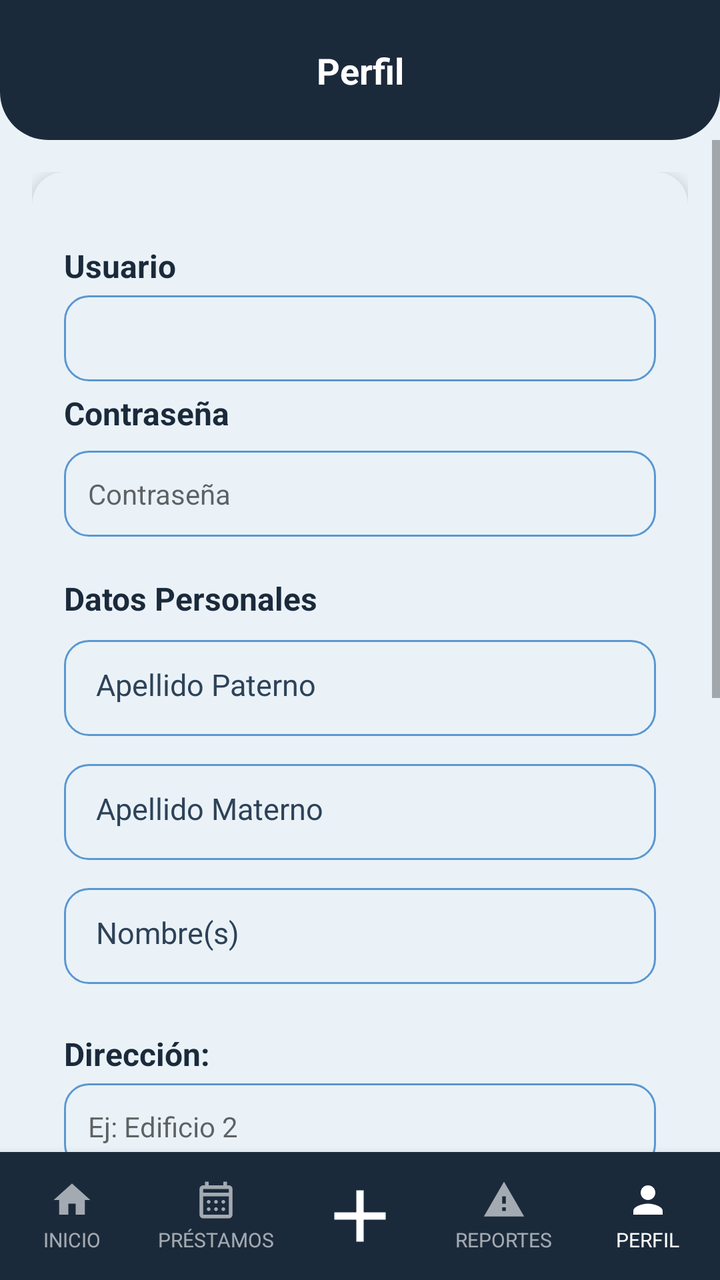
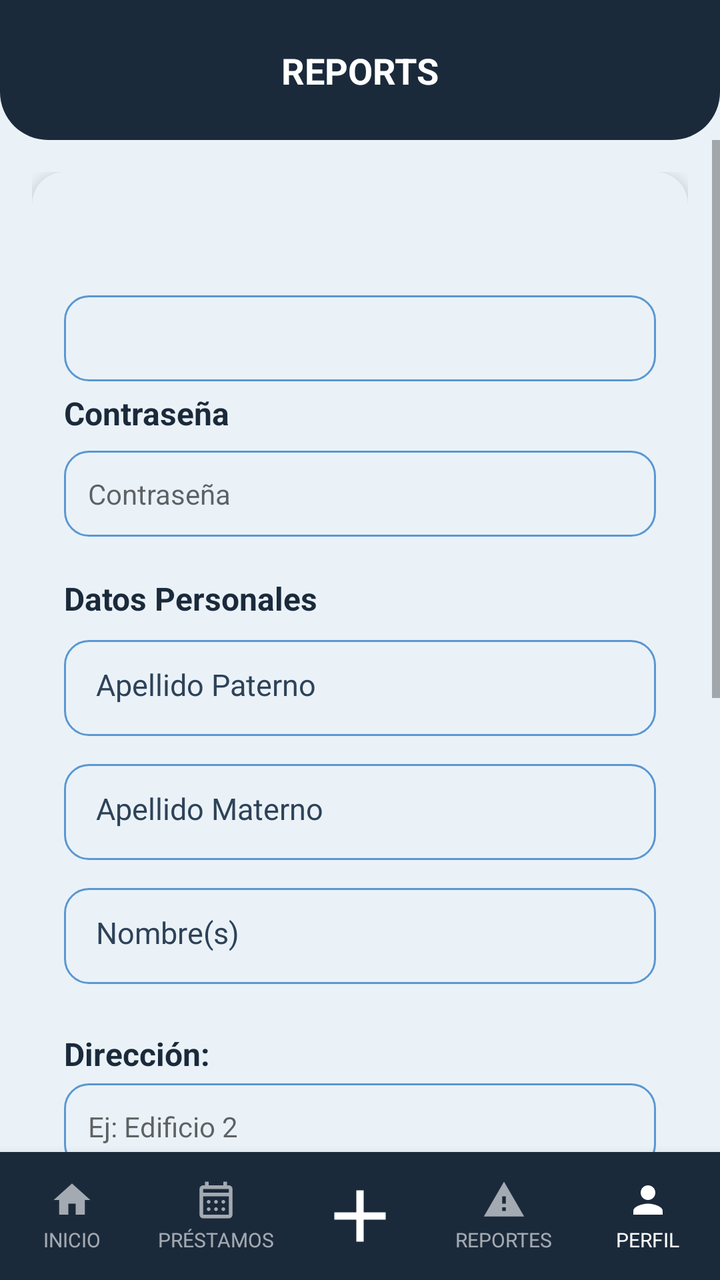

Screens rendered from an Android XML layout before and after an edit, with the pre-edit source and the edit as a unified diff.
<!-- AndroidManifest.xml: application theme Theme.YipShare -->
<!-- res/layout/activity_perfil.xml -->
<?xml version="1.0" encoding="utf-8"?>
<androidx.constraintlayout.widget.ConstraintLayout
    xmlns:android="http://schemas.android.com/apk/res/android"
    xmlns:app="http://schemas.android.com/apk/res-auto"
    xmlns:tools="http://schemas.android.com/tools"
    android:id="@+id/main"
    android:layout_width="match_parent"
    android:layout_height="match_parent"
    android:background="@color/fondo_pantalla">

    <View
        android:id="@+id/bg_header"
        android:layout_width="0dp"
        android:layout_height="0dp"
        android:background="@drawable/bg_header"
        app:layout_constraintTop_toTopOf="parent"
        app:layout_constraintStart_toStartOf="parent"
        app:layout_constraintEnd_toEndOf="parent"
        app:layout_constraintBottom_toBottomOf="@id/guideline_header" />

    <androidx.constraintlayout.widget.Guideline
        android:id="@+id/guideline_header"
        android:layout_width="wrap_content"
        android:layout_height="wrap_content"
        android:orientation="horizontal"
        app:layout_constraintGuide_begin="70dp" />

    <androidx.constraintlayout.widget.Guideline
        android:id="@+id/guideline_status"
        android:layout_width="wrap_content"
        android:layout_height="wrap_content"
        android:orientation="horizontal"
        app:layout_constraintGuide_begin="0dp" />

    <TextView
        android:id="@+id/tv_titulo_pantalla"
        android:layout_width="0dp"
        android:layout_height="wrap_content"
        android:text="Perfil"
        android:textAlignment="center"
        android:textColor="@android:color/white"
        android:textStyle="bold"
        android:textSize="18sp"
        android:gravity="center"
        app:layout_constraintTop_toBottomOf="@id/guideline_status"
        app:layout_constraintBottom_toTopOf="@id/guideline_header"
        app:layout_constraintStart_toStartOf="parent"
        app:layout_constraintEnd_toEndOf="parent" />


    <ScrollView
        android:layout_width="0dp"
        android:layout_height="0dp"
        app:layout_constraintTop_toBottomOf="@id/guideline_header"
        app:layout_constraintStart_toStartOf="parent"
        app:layout_constraintEnd_toEndOf="parent"
        app:layout_constraintBottom_toTopOf="@id/bottom_nav">

        <androidx.constraintlayout.widget.ConstraintLayout
            android:layout_width="match_parent"
            android:layout_height="wrap_content"
            android:padding="16dp">

            <androidx.cardview.widget.CardView
                android:id="@+id/card_perfil"
                android:layout_width="0dp"
                android:layout_height="wrap_content"
                app:cardCornerRadius="16dp"
                app:cardElevation="4dp"
                app:cardBackgroundColor="@color/color_tarjeta"
                app:layout_constraintTop_toTopOf="parent"
                app:layout_constraintStart_toStartOf="parent"
                app:layout_constraintEnd_toEndOf="parent">

                <LinearLayout
                    android:layout_width="match_parent"
                    android:layout_height="wrap_content"
                    android:orientation="vertical"
                    android:padding="16dp">
                    <LinearLayout
                        android:id="@+id/layoutPagoMes"
                        android:layout_width="match_parent"
                        android:layout_height="wrap_content"
                        android:orientation="vertical"
                        android:visibility="gone">

                        <TextView
                            style="@style/TextTitle"
                            android:layout_width="match_parent"
                            android:layout_height="wrap_content"
                            android:text="Pago del mes: "
                            android:textSize="16sp"
                            android:layout_marginBottom="8dp" />

                        <CheckBox
                            android:id="@+id/cbPagoMes"
                            android:layout_width="wrap_content"
                            android:layout_height="wrap_content"
                            android:text="Sí, pagó este mes" />


                    </LinearLayout>
                    <TextView
                        style="@style/TextTitle"
                        android:layout_width="wrap_content"
                        android:layout_height="wrap_content"
                        android:layout_marginTop="20dp"
                        android:textSize="16sp"
                        android:text="Usuario" />

                    <TextView
                        android:id="@+id/et_correo_electronico"
                        android:layout_width="match_parent"
                        android:layout_height="wrap_content"
                        android:layout_marginTop="4dp"
                        android:background="@drawable/bg_input"
                        android:padding="12dp"
                        android:inputType="textNoSuggestions"
                        />

                    <TextView
                        style="@style/TextTitle"
                        android:layout_width="wrap_content"
                        android:layout_height="wrap_content"
                        android:layout_marginTop="5dp"
                        android:textSize="16sp"
                        android:text="Contraseña"
                        />

                    <TextView
                        android:id="@+id/et_contrasena"
                        android:layout_width="match_parent"
                        android:layout_height="wrap_content"
                        android:layout_marginTop="8dp"
                        android:background="@drawable/bg_input"
                        android:padding="12dp"
                        android:inputType="textPassword"
                        android:hint="Contraseña"
                        android:maxLines="1"
                        android:layout_marginBottom="10dp"/>

                    <TextView
                        android:id="@+id/datos_personales"
                        style="@style/TextTitle"
                        android:layout_width="match_parent"
                        android:layout_height="wrap_content"
                        android:text="Datos Personales"
                        android:textSize="16sp"
                        android:textStyle="bold"
                        android:layout_marginTop="10dp"
                        android:layout_marginBottom="10dp"
                        />
                    <TextView
                        android:id="@+id/apellido_paterno"
                        style="@style/InputBrand"
                        android:hint="Apellido Paterno"
                        android:inputType="textPersonName"
                        android:background="@drawable/bg_input"
                        android:minHeight="48dp"
                        android:layout_marginBottom="14dp" />

                    <TextView
                        android:id="@+id/apellido_materno"
                        style="@style/InputBrand"
                        android:hint="Apellido Materno"
                        android:inputType="textPersonName"
                        android:background="@drawable/bg_input"
                        android:minHeight="48dp"
                        android:layout_marginBottom="14dp" />

                    <TextView
                        android:id="@+id/nombres"
                        style="@style/InputBrand"
                        android:hint="Nombre(s)"
                        android:inputType="textPersonName"
                        android:background="@drawable/bg_input"
                        android:minHeight="48dp"
                        android:layout_marginBottom="14dp" />


                    <TextView
                        style="@style/TextTitle"
                        android:layout_width="wrap_content"
                        android:layout_height="wrap_content"
                        android:textSize="16sp"
                        android:layout_marginTop="10dp"
                        android:text="Dirección:" />

                    <TextView
                        android:id="@+id/et_direccion_edificio"
                        android:layout_width="match_parent"
                        android:layout_height="wrap_content"
                        android:layout_marginTop="4dp"
                        android:background="@drawable/bg_input"
                        android:padding="12dp"
                        android:inputType="textPostalAddress"
                        android:maxLines="1"
                        android:hint="Ej: Edificio 2" />
                    <TextView
                        android:id="@+id/et_direccion_departamento"
                        android:layout_width="match_parent"
                        android:layout_height="wrap_content"
                        android:layout_marginTop="8dp"
                        android:background="@drawable/bg_input"
                        android:padding="12dp"
                        android:inputType="textPostalAddress"
                        android:maxLines="1"
                        android:hint="Ej: Departamento: 14" />
                    <TextView
                        style="@style/TextTitle"
                        android:layout_width="wrap_content"
                        android:layout_height="wrap_content"
                        android:layout_marginTop="14dp"
                        android:textSize="14sp"
                        android:text="Identificación Oficial" />

                    <LinearLayout
                        android:layout_width="match_parent"
                        android:layout_height="wrap_content"
                        android:layout_marginTop="6dp"
                        android:orientation="horizontal"
                        android:gravity="center_vertical">

                        <Button
                            android:id="@+id/btn_adjuntar_identificacion"
                            style="@style/ButtonSecundary"
                            android:layout_width="wrap_content"
                            android:layout_height="wrap_content"
                            android:text="Adjuntar PDF" />

                        <TextView
                            android:id="@+id/tv_archivo_identificacion"
                            style="@style/TextBody"
                            android:layout_width="0dp"
                            android:layout_height="wrap_content"
                            android:layout_weight="1"
                            android:layout_marginStart="10dp"
                            android:maxLines="1"
                            android:ellipsize="middle"
                            android:text="Ningún archivo seleccionado" />
                    </LinearLayout>

                    <TextView
                        style="@style/TextTitle"
                        android:layout_width="wrap_content"
                        android:layout_height="wrap_content"
                        android:textSize="18sp"
                        android:layout_marginTop="10dp"
                        android:text="Mi Calificación" />

                    <LinearLayout
                        android:layout_width="wrap_content"
                        android:layout_height="wrap_content"
                        android:orientation="horizontal"
                        android:gravity="center_vertical"
                        android:layout_marginTop="8dp">

                        <RatingBar
                            android:id="@+id/rb_mi_calificacion"
                            style="@style/Widget.AppCompat.RatingBar"
                            android:layout_width="wrap_content"
                            android:layout_height="wrap_content"
                            android:numStars="5"
                            android:stepSize="0.5"
                            android:isIndicator="true"
                            android:progressTint="@color/azul_yipshare"
                            tools:rating="4" />

                        <TextView
                            android:id="@+id/tv_calificacion_numero"
                            style="@style/TextBody"
                            android:layout_width="wrap_content"
                            android:layout_height="wrap_content"
                            android:layout_marginStart="8dp"
                            android:textStyle="bold"
                            android:text="4.0" />

                    </LinearLayout>

                    <Button
                        android:id="@+id/btn_actualizar_datos"
                        style="@style/ButtonPrimary"
                        android:layout_width="match_parent"
                        android:layout_height="52dp"
                        android:layout_marginTop="20dp"
                        android:text="Actualizar Datos" />

                    <Button
                        android:id="@+id/btn_eliminar_cuenta"
                        style="@style/ButtonSecundary"
                        android:layout_width="match_parent"
                        android:layout_height="52dp"
                        android:layout_marginTop="10dp"
                        android:text="Eliminar Cuenta" />
                    <Button
                        android:id="@+id/btn_sacar_habitante"
                        style="@style/ButtonPrimary"
                        android:layout_width="match_parent"
                        android:layout_height="48dp"
                        android:layout_marginTop="10dp"
                        android:text="Eliminar Habitante de Condominio"
                        android:visibility="gone" />

                </LinearLayout>

            </androidx.cardview.widget.CardView>

        </androidx.constraintlayout.widget.ConstraintLayout>

    </ScrollView>

    <LinearLayout
        android:id="@+id/bottom_nav"
        android:layout_width="0dp"
        android:layout_height="64dp"
        android:orientation="horizontal"
        android:weightSum="5"
        android:background="@color/azul_yipshare"
        android:elevation="8dp"
        app:layout_constraintBottom_toBottomOf="parent"
        app:layout_constraintStart_toStartOf="parent"
        app:layout_constraintEnd_toEndOf="parent">

        <LinearLayout
            android:id="@+id/nav_inicio"
            android:layout_width="0dp"
            android:layout_height="match_parent"
            android:layout_weight="1"
            android:orientation="vertical"
            android:gravity="center"
            android:clickable="true"
            android:focusable="true"
            android:background="?attr/selectableItemBackgroundBorderless">

            <ImageView
                android:id="@+id/imageView_inicio"
                android:layout_width="22dp"
                android:layout_height="22dp"
                android:src="@drawable/ic_house_princial"
                app:tint="#99FFFFFF"
                android:contentDescription="Inicio" />

            <TextView
                android:id="@+id/textView_inicio"
                android:layout_width="wrap_content"
                android:layout_height="wrap_content"
                android:text="INICIO"
                android:textColor="#99FFFFFF"
                android:textSize="10sp"
                android:layout_marginTop="2dp" />
        </LinearLayout>

        <LinearLayout
            android:id="@+id/nav_prestamos"
            android:layout_width="0dp"
            android:layout_height="match_parent"
            android:layout_weight="1"
            android:orientation="vertical"
            android:gravity="center"
            android:clickable="true"
            android:focusable="true"
            android:background="?attr/selectableItemBackgroundBorderless">

            <ImageView
                android:id="@+id/imageView_prestamos"
                android:layout_width="22dp"
                android:layout_height="22dp"
                android:src="@drawable/ic_calendar_month"
                app:tint="#99FFFFFF"
                android:contentDescription="Préstamos" />

            <TextView
                android:id="@+id/textView_prestamos"
                android:layout_width="wrap_content"
                android:layout_height="wrap_content"
                android:text="PRÉSTAMOS"
                android:textColor="#99FFFFFF"
                android:textSize="10sp"
                android:layout_marginTop="2dp" />
        </LinearLayout>

        <LinearLayout
            android:id="@+id/nav_agregar"
            android:layout_width="0dp"
            android:layout_height="match_parent"
            android:layout_weight="1"
            android:orientation="vertical"
            android:gravity="center"
            android:clickable="true"
            android:focusable="true"
            android:background="?attr/selectableItemBackgroundBorderless">

            <ImageView
                android:id="@+id/imageView_agregar"
                android:layout_width="44dp"
                android:layout_height="44dp"
                android:src="@drawable/ic_plus_icon"
                app:tint="@android:color/white"
                android:contentDescription="Agregar" />
        </LinearLayout>

        <LinearLayout
            android:id="@+id/nav_reportes"
            android:layout_width="0dp"
            android:layout_height="match_parent"
            android:layout_weight="1"
            android:orientation="vertical"
            android:gravity="center"
            android:clickable="true"
            android:focusable="true"
            android:background="?attr/selectableItemBackgroundBorderless">

            <ImageView
                android:id="@+id/imageView_reportes"
                android:layout_width="22dp"
                android:layout_height="22dp"
                android:src="@drawable/ic_warning"
                app:tint="#99FFFFFF"
                android:contentDescription="Reportes" />

            <TextView
                android:id="@+id/textView_reportes"
                android:layout_width="wrap_content"
                android:layout_height="wrap_content"
                android:text="REPORTES"
                android:textColor="#99FFFFFF"
                android:textSize="10sp"
                android:layout_marginTop="2dp" />
        </LinearLayout>

        <LinearLayout
            android:id="@+id/nav_perfil"
            android:layout_width="0dp"
            android:layout_height="match_parent"
            android:layout_weight="1"
            android:orientation="vertical"
            android:gravity="center"
            android:clickable="true"
            android:focusable="true"
            android:background="?attr/selectableItemBackgroundBorderless">

            <ImageView
                android:id="@+id/imageView_perfil"
                android:layout_width="22dp"
                android:layout_height="22dp"
                android:src="@drawable/ic_person"
                app:tint="@android:color/white"
                android:contentDescription="Perfil" />

            <TextView
                android:id="@+id/textView_perfil"
                android:layout_width="wrap_content"
                android:layout_height="wrap_content"
                android:text="PERFIL"
                android:textColor="@android:color/white"
                android:textSize="10sp"
                android:layout_marginTop="2dp" />
        </LinearLayout>

    </LinearLayout>

</androidx.constraintlayout.widget.ConstraintLayout>
<!-- resources referenced by this layout -->
<resources>
  <color name="azul_yipshare">#1B2A3B</color>
  <color name="color_tarjeta">#EAF2F8</color>
  <color name="fondo_pantalla">#EAF2F8</color>
  <!-- drawable bg_header (drawable) -->
  <?xml version="1.0" encoding="utf-8"?>
  <shape xmlns:android="http://schemas.android.com/apk/res/android"
      android:shape="rectangle">
      <solid android:color="@color/azul_yipshare" />
      <corners
          android:bottomLeftRadius="24dp"
          android:bottomRightRadius="24dp" />
  </shape>
  <!-- drawable ic_house_princial (drawable) -->
  <vector xmlns:android="http://schemas.android.com/apk/res/android"
      android:width="24dp"
      android:height="24dp"
      android:viewportWidth="24"
      android:viewportHeight="24">
      <path
          android:fillColor="@android:color/white"
          android:pathData="M10,20v-6h4v6h5v-8h3L12,3 2,12h3v8z"/>
  </vector>
  <!-- drawable ic_warning (drawable) -->
  <vector xmlns:android="http://schemas.android.com/apk/res/android"
      android:width="24dp"
      android:height="24dp"
      android:viewportWidth="24"
      android:viewportHeight="24">
      <path
          android:fillColor="@android:color/white"
          android:pathData="M1,21h22L12,2 1,21zM13,18h-2v-2h2v2zM13,14h-2v-4h2v4z"/>
  </vector>
  <style name="ButtonPrimary">
          <item name="android:layout_width">match_parent</item>
          <item name="android:layout_height">52dp</item>
          <item name="android:background">@drawable/bg_button_primary</item>
          <item name="android:textColor">#FFFFFF</item>
          <item name="android:textSize">16sp</item>
          <item name="android:textAllCaps">false</item>
      </style>
  <style name="ButtonSecundary">
          <item name="android:layout_width">match_parent</item>
          <item name="android:layout_height">52dp</item>
          <item name="android:background">@drawable/bg_button_secundary</item>
          <item name="android:textColor">#FFFFFF</item>
          <item name="android:textSize">16sp</item>
          <item name="android:textAllCaps">false</item>
      </style>
  <style name="InputBrand">
          <item name="android:layout_width">match_parent</item>
          <item name="android:layout_height">wrap_content</item>
          <item name="android:background">@drawable/bg_input</item>
          <item name="android:textColor">@color/texto_primario</item>
          <item name="android:textColorHint">@color/texto_hint</item>
          <item name="android:textSize">15sp</item>
      </style>
  <style name="TextBody">
          <item name="android:textColor">@color/texto_secundario</item>
          <item name="android:textSize">14sp</item>
      </style>
  <style name="TextTitle">
          <item name="android:textColor">@color/azul_yipshare</item>
          <item name="android:textSize">18sp</item>
          <item name="android:textStyle">bold</item>
      </style>
  <style name="Theme.YipShare" parent="Theme.AppCompat.DayNight.NoActionBar">
          <item name="android:windowBackground">@color/fondo_pantalla</item>
      </style>
  <color name="input_fondo">#EAF2F8</color>
  <color name="input_stroke">#5B97D1</color>
  <!-- drawable bg_button_primary (drawable) -->
  <?xml version="1.0" encoding="utf-8"?>
  <shape xmlns:android="http://schemas.android.com/apk/res/android"
      android:shape="rectangle">
      <solid android:color="@color/azul_yipshare" />
      <corners android:radius="12dp" />
  </shape>
  <!-- drawable bg_button_secundary (drawable) -->
  <?xml version="1.0" encoding="utf-8"?>
  <shape xmlns:android="http://schemas.android.com/apk/res/android"
      android:shape="rectangle">
      <solid android:color="@color/input_stroke" />
      <corners android:radius="12dp" />
  </shape>
  <color name="texto_primario">#0D1622</color>
  <color name="texto_hint">#2E4258</color>
  <color name="texto_secundario">#2E4258</color>
  <!-- unchanged entries left out for length: 4 -->
</resources>

<!-- the commit's change to res/layout/activity_perfil.xml (unified diff, before → after) -->
@@ -36,7 +36,7 @@
         android:id="@+id/tv_titulo_pantalla"
         android:layout_width="0dp"
         android:layout_height="wrap_content"
-        android:text="Perfil"
+        android:text="@string/textView_reportes"
         android:textAlignment="center"
         android:textColor="@android:color/white"
         android:textStyle="bold"
@@ -88,7 +88,7 @@
                             style="@style/TextTitle"
                             android:layout_width="match_parent"
                             android:layout_height="wrap_content"
-                            android:text="Pago del mes: "
+                            android:text="@string/pagoMes"
                             android:textSize="16sp"
                             android:layout_marginBottom="8dp" />
 
@@ -96,7 +96,7 @@
                             android:id="@+id/cbPagoMes"
                             android:layout_width="wrap_content"
                             android:layout_height="wrap_content"
-                            android:text="Sí, pagó este mes" />
+                            android:text="@string/cbPagoMes" />
 
 
                     </LinearLayout>
@@ -106,7 +106,7 @@
                         android:layout_height="wrap_content"
                         android:layout_marginTop="20dp"
                         android:textSize="16sp"
-                        android:text="Usuario" />
+                        android:text="" />
 
                     <TextView
                         android:id="@+id/et_correo_electronico"
<!-- resource entries referenced after the edit -->
@@ -32,6 +32,9 @@
           android:fillColor="@android:color/white"
           android:pathData="M1,21h22L12,2 1,21zM13,18h-2v-2h2v2zM13,14h-2v-4h2v4z"/>
   </vector>
+  <string name="cbPagoMes">Sí, pagó este mes</string>
+  <string name="pagoMes">Pago del mes: </string>
+  <string name="textView_reportes">REPORTS</string>
   <style name="ButtonPrimary">
           <item name="android:layout_width">match_parent</item>
           <item name="android:layout_height">52dp</item>
